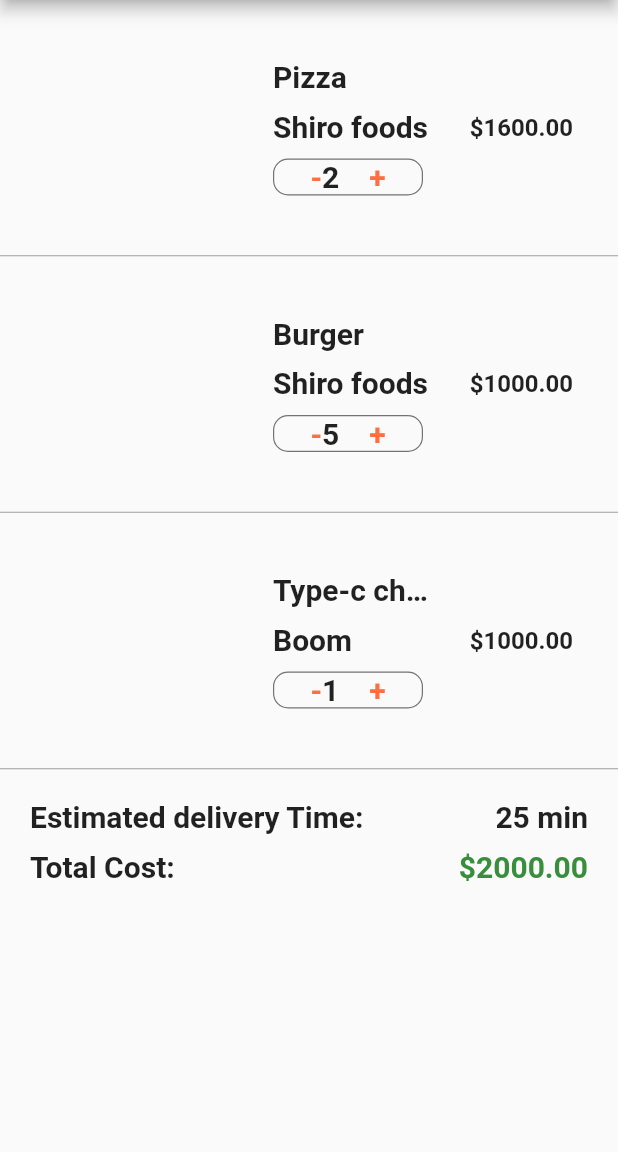
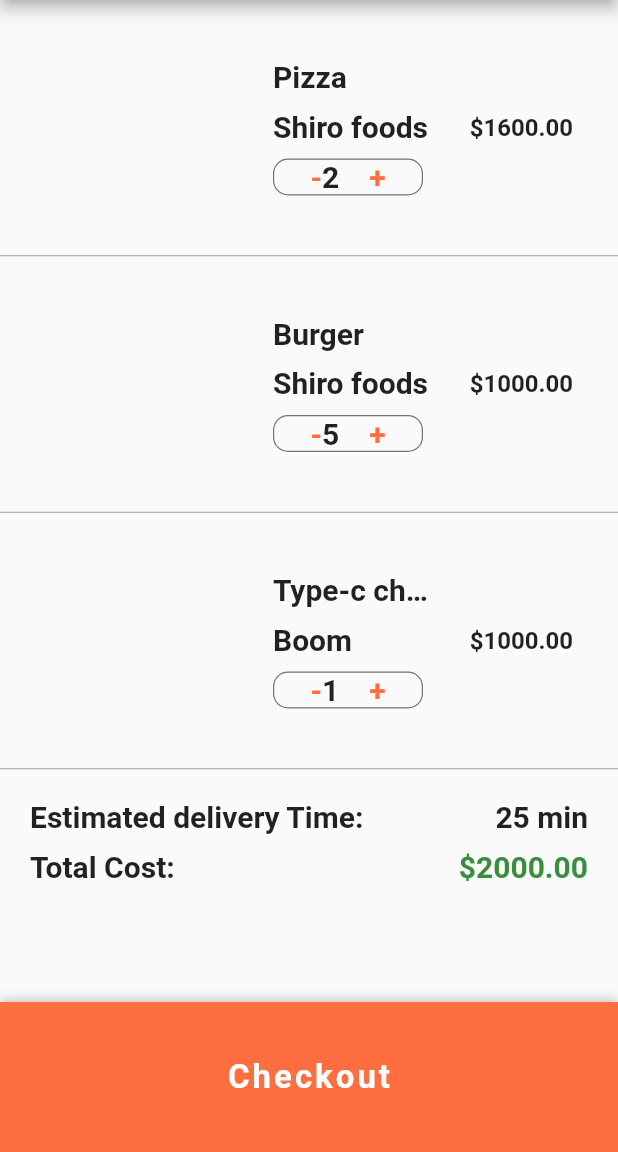
Before and after one commit to ron93/DeliveryApp_flutter, a Flutter app: the CartScreen screen opened directly, on a phone screen of 412 x 824 dp, the part 84-1236 px from its top. Run offline on Flutter 3.47's test engine with Material 2 defaults, Android fonts, the phone set to English and light mode, and no system bars.

Commit message:
cart_screen : bottomsheet --checkout button

```diff
--- a/lib/screens/cart_screen.dart
+++ b/lib/screens/cart_screen.dart
@@ -141,6 +141,7 @@
         title: Text('Cart(${currentUser.cart.length})'),
       ),
       body: ListView.separated(
+
           itemBuilder: (BuildContext context, int index) {
             if (index < currentUser.cart.length) {
               Order order = currentUser.cart[index];
@@ -202,13 +203,43 @@
               ),
             );
           },
+
           separatorBuilder: (BuildContext context, int index) {
             return Divider(
               height: 1.0,
               color: Colors.grey,
             );
           },
-          itemCount: currentUser.cart.length + 1),
+
+          itemCount: currentUser.cart.length + 1
+      ),
+      bottomSheet: Container(
+        height: 100.0,
+        width: MediaQuery.of(context).size.width,
+        decoration: BoxDecoration(
+          color: Theme.of(context).primaryColor,
+          boxShadow: [
+            BoxShadow(
+              color: Colors.black26,
+              offset: Offset(0, -1),
+              blurRadius: 6.0,
+            )
+          ]
+        ),
+        child: FlatButton(
+          onPressed: () {},
+          child: Text(
+            'Checkout',
+
+            style: TextStyle(
+              color: Colors.white,
+              fontSize: 22.0,
+              fontWeight: FontWeight.bold,
+              letterSpacing: 2.0,
+            ),
+          ),
+        ),
+      ),
     );
   }
 }
```
